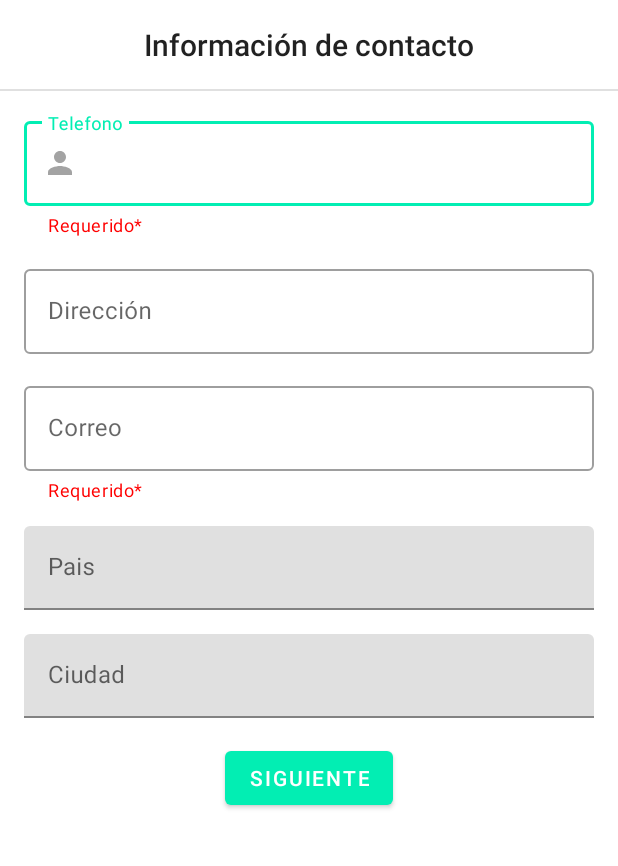
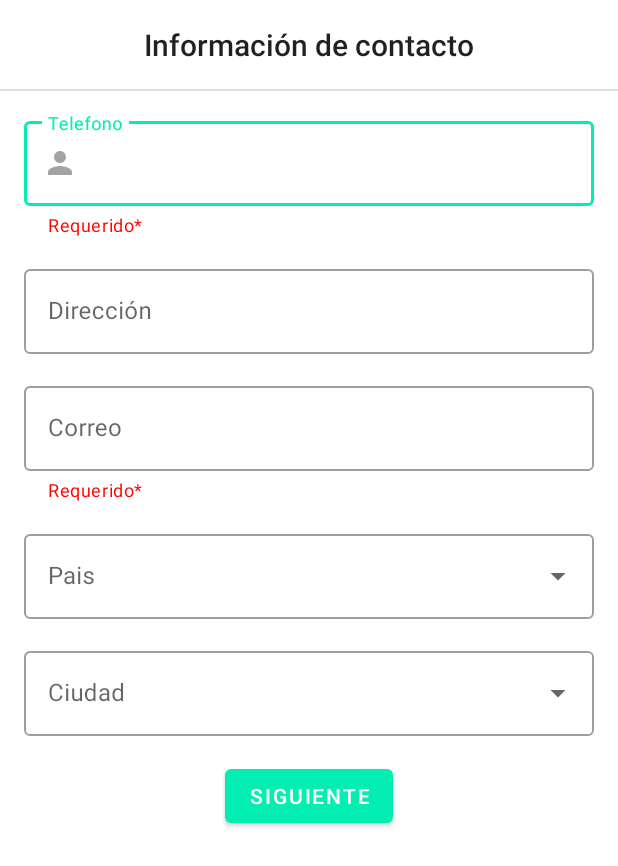
Before and after one commit to smarinoc/LabsCM20221-Gr04, an Android app: the ContactDataActivity screen opened directly, with no data from a screen before it, on a phone screen of 412 x 824 dp. Shown: the top 866 px of the screen. Run offline under Robolectric (Android 15) with nearby library versions, the phone set to English and light mode, and no system bars; Roboto replaces fonts that are not available here.

Commit message:
fixing and refactor code

```diff
--- a/Lab1-UI/src/main/java/co/edu/udea/compumovil/gr04_20221/lab1/ContactDataActivity.kt
+++ b/Lab1-UI/src/main/java/co/edu/udea/compumovil/gr04_20221/lab1/ContactDataActivity.kt
@@ -3,16 +3,57 @@ package co.edu.udea.compumovil.gr04_20221.lab1
 import androidx.appcompat.app.AppCompatActivity
 import android.os.Bundle
 import android.util.Log
+import android.widget.ArrayAdapter
+import android.widget.AutoCompleteTextView
+import android.widget.Button
+import androidx.annotation.StringRes
+import com.google.android.material.textfield.TextInputEditText
 import kotlin.math.log
 
 class ContactDataActivity : AppCompatActivity() {
     override fun onCreate(savedInstanceState: Bundle?) {
         super.onCreate(savedInstanceState)
         setContentView(R.layout.activity_contact_data)
+        val countries = resources.getStringArray(R.array.array_español_countries)
+        val countryAdapter = ArrayAdapter(this, R.layout.list_item, countries)
+        val autoCountry = findViewById<AutoCompleteTextView>(R.id.autoCompleteCountry)
+        autoCountry.setAdapter(countryAdapter)
+        val btnDone = findViewById<Button>(R.id.btn_next2)
+        val inputPhone = findViewById<TextInputEditText>(R.id.inputTel)
+        val inputAddress = findViewById<TextInputEditText>(R.id.InputAddr)
+        val inputEmail = findViewById<TextInputEditText>(R.id.InputEmail)
 
         val nameId = intent?.extras?.getString("name").toString()
         val lastNameId = intent?.extras?.getString("lastName").toString()
-        Log.i("Name", nameId)
-        Log.i("LastN", lastNameId)
+        val sexId = intent?.extras?.getString("sex").toString()
+        val dateId = intent?.extras?.getString("bDate").toString()
+        val gradeId = intent?.extras?.getString("grade").toString()
+
+        btnDone.setOnClickListener{
+            if(inputPhone.text.isNullOrBlank()){
+                inputPhone.setError("@string/phoneError")
+            } else {
+                if (inputEmail.text.isNullOrBlank()){
+                    inputEmail.setError("")
+                } else {
+                    Log.i("* Información personal *", "")
+                    Log.i("Nombres", nameId)
+                    Log.i("Apellidos", lastNameId)
+                    Log.i("Sexo", sexId)
+                    Log.i("Fecha de cumpleaños", dateId)
+                    Log.i("Grado de escolaridad", gradeId)
+                    Log.i("* Información de contacto *", "")
+                    Log.i("Telefono", inputPhone.text.toString())
+                    if (!inputAddress.text.isNullOrBlank()){
+                        Log.i("Dirección", inputAddress.text.toString())
+                    }
+                    Log.i("Email", inputEmail.text.toString())
+                    if(!autoCountry.text.isNullOrBlank()){
+                        Log.i("Pais", autoCountry.text.toString())
+                    }
+                }
+            }
+        }
+
     }
 }
--- a/Lab1-UI/src/main/res/layout/activity_contact_data.xml
+++ b/Lab1-UI/src/main/res/layout/activity_contact_data.xml
@@ -101,6 +101,7 @@
 
         <com.google.android.material.textfield.TextInputLayout
             android:id="@+id/editTextCountry"
+            style="@style/Widget.MaterialComponents.TextInputLayout.OutlinedBox.ExposedDropdownMenu"
             android:layout_width="match_parent"
             android:layout_height="wrap_content"
             android:layout_marginStart="16dp"
@@ -111,16 +112,18 @@
             app:layout_constraintStart_toStartOf="parent"
             app:layout_constraintTop_toBottomOf="@+id/editTextEmail">
 
-            <com.google.android.material.textfield.TextInputEditText
-                android:id="@+id/InputCountry"
+            <AutoCompleteTextView
+                android:id="@+id/autoCompleteCountry"
                 android:layout_width="match_parent"
                 android:layout_height="wrap_content"
+                android:imeOptions="actionNext"
                 android:inputType="none" />
 
         </com.google.android.material.textfield.TextInputLayout>
 
         <com.google.android.material.textfield.TextInputLayout
             android:id="@+id/editTextCity"
+            style="@style/Widget.MaterialComponents.TextInputLayout.OutlinedBox.ExposedDropdownMenu"
             android:layout_width="match_parent"
             android:layout_height="wrap_content"
             android:layout_marginStart="16dp"
@@ -131,10 +134,11 @@
             app:layout_constraintStart_toStartOf="parent"
             app:layout_constraintTop_toBottomOf="@+id/editTextCountry">
 
-            <com.google.android.material.textfield.TextInputEditText
-                android:id="@+id/InputCity"
+            <AutoCompleteTextView
+                android:id="@+id/autoCompleteCity"
                 android:layout_width="match_parent"
                 android:layout_height="wrap_content"
+                android:imeOptions="actionDone"
                 android:inputType="none" />
         </com.google.android.material.textfield.TextInputLayout>
 
--- a/Lab1-UI/src/main/res/values/strings.xml
+++ b/Lab1-UI/src/main/res/values/strings.xml
@@ -17,6 +17,7 @@
     <string name="txt_español_email">Correo</string>
     <string name="txt_español_country">Pais</string>
     <string name="txt_español_city">Ciudad</string>
+    <string name="phoneError">Ingrese un telefono valido</string>
 
     <string-array name="array_español_school_grade">
         <item>Primaria</item>
@@ -24,7 +25,7 @@
         <item>Universitaria</item>
         <item>Otro</item>
     </string-array>
-    <string-array name="array_español_country">
+    <string-array name="array_español_countries">
         <item>Argentina</item>
         <item>Bolivia</item>
         <item>Brasil</item>
@@ -46,7 +47,7 @@
         <item>Uruguay</item>
         <item>Venezuela</item>
     </string-array>
-    <string-array name="array_español_city">
+    <string-array name="array_español_cities">
         <item>Apartadó</item>
         <item>Armenia</item>
         <item>Barrancabermeja</item>
```
Also changed, not shown: Lab1-UI/src/main/java/co/edu/udea/compumovil/gr04_20221/lab1/personalDataActivity.kt (+10 -7 lines), 1 other file.
